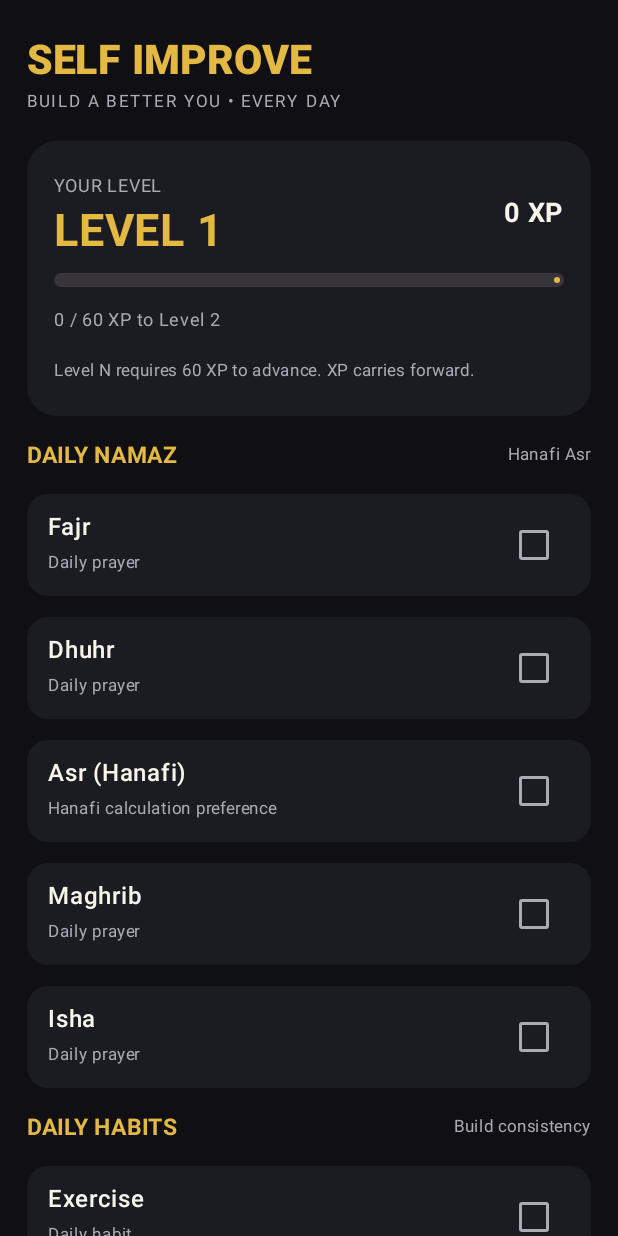
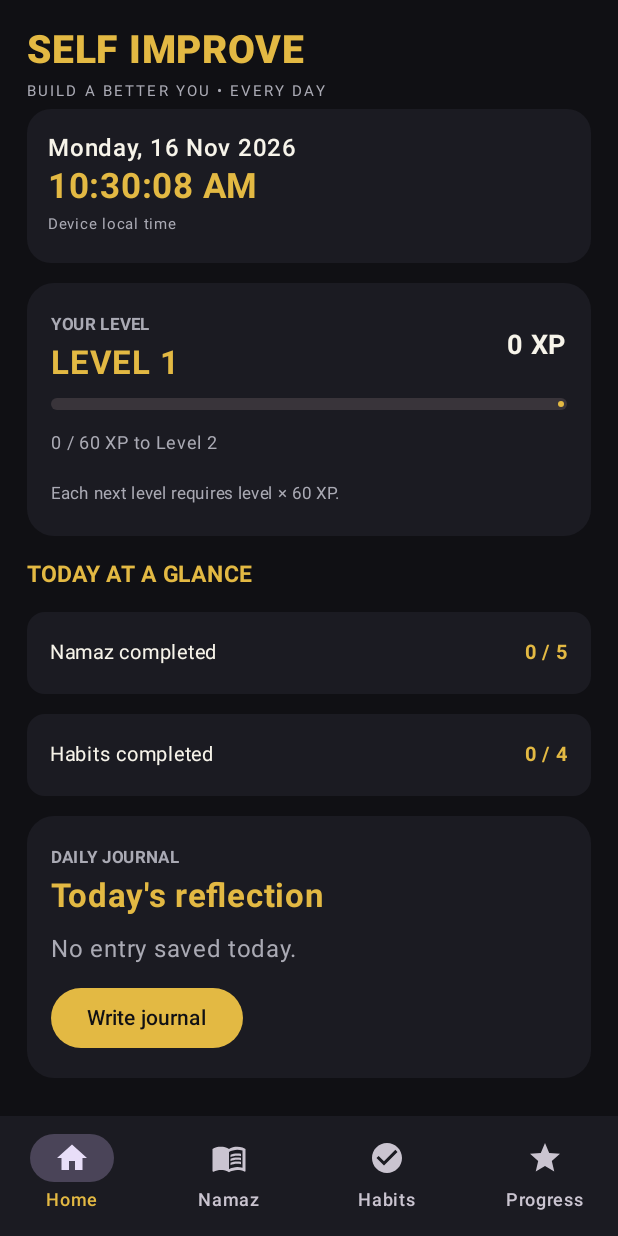
Before and after one commit to sharukhkhan28121-hub/self-improve-android, an Android app built with Jetpack Compose: the screen it shows after launch (MainActivity), on a phone screen of 412 x 824 dp. Run offline under Robolectric (Android 15) with nearby library versions, the phone set to English and light mode, and no system bars.

Commit message:
Add separate app tabs, live date and clock, and automatic daily reset

```diff
--- a/app/src/main/java/com/selfimprove/app/MainActivity.kt
+++ b/app/src/main/java/com/selfimprove/app/MainActivity.kt
@@ -4,10 +4,14 @@ import android.content.Context
 import android.os.Bundle
 import androidx.activity.ComponentActivity
 import androidx.activity.compose.setContent
-import androidx.compose.foundation.background
 import androidx.compose.foundation.layout.*
 import androidx.compose.foundation.lazy.LazyColumn
 import androidx.compose.foundation.shape.RoundedCornerShape
+import androidx.compose.material.icons.Icons
+import androidx.compose.material.icons.filled.CheckCircle
+import androidx.compose.material.icons.filled.Home
+import androidx.compose.material.icons.filled.MenuBook
+import androidx.compose.material.icons.filled.Star
 import androidx.compose.material3.*
 import androidx.compose.runtime.*
 import androidx.compose.ui.Alignment
@@ -16,15 +20,20 @@ import androidx.compose.ui.graphics.Color
 import androidx.compose.ui.text.font.FontWeight
 import androidx.compose.ui.unit.dp
 import androidx.compose.ui.unit.sp
-import androidx.compose.ui.window.Dialog
+import kotlinx.coroutines.delay
 import org.json.JSONArray
-import org.json.JSONObject
+import java.time.LocalDate
+import java.time.LocalDateTime
+import java.time.format.DateTimeFormatter
+import java.util.Locale
 
 private val Ink = Color(0xFF101014)
 private val Panel = Color(0xFF1B1B22)
 private val Gold = Color(0xFFE3B943)
 private val Muted = Color(0xFFAAAAB4)
 private val White = Color(0xFFF7F4EA)
+private val prayers = listOf("Fajr", "Dhuhr", "Asr (Hanafi)", "Maghrib", "Isha")
+private val habits = listOf("Exercise", "Study", "Sleep on time", "Daily journal")
 
 class MainActivity : ComponentActivity() {
     override fun onCreate(savedInstanceState: Bundle?) {
@@ -36,192 +45,215 @@ class MainActivity : ComponentActivity() {
 @Composable
 private fun SelfImproveApp(context: Context) {
     val prefs = remember { context.getSharedPreferences("self_improve", Context.MODE_PRIVATE) }
-    val prayers = listOf("Fajr", "Dhuhr", "Asr (Hanafi)", "Maghrib", "Isha")
-    val habits = listOf("Exercise", "Study", "Sleep on time", "Daily journal")
-    var xp by remember { mutableIntStateOf(prefs.getInt("xp", 0)) }
-    var prayerDone by remember { mutableStateOf(loadFlags(prefs, "prayers", prayers.size)) }
-    var habitDone by remember { mutableStateOf(loadFlags(prefs, "habits", habits.size)) }
-    var journal by remember { mutableStateOf(prefs.getString("journal", "") ?: "") }
+    val today = LocalDate.now().toString()
+    val storedDay = remember { prefs.getString("day", null) }
+    val firstLaunch = storedDay == null
+    val dayChanged = storedDay != null && storedDay != today
+    val oldPrayers = remember { loadFlags(prefs, "prayers", prayers.size) }
+    val openingPenalty = if (dayChanged) oldPrayers.count { !it } * 20 else 0
+
+    var xp by remember { mutableIntStateOf((prefs.getInt("xp", 0) - openingPenalty).coerceAtLeast(0)) }
+    var prayerDone by remember { mutableStateOf(if (dayChanged || firstLaunch) List(prayers.size) { false } else oldPrayers) }
+    var habitDone by remember { mutableStateOf(if (dayChanged || firstLaunch) List(habits.size) { false } else loadFlags(prefs, "habits", habits.size)) }
+    var journal by remember { mutableStateOf(if (dayChanged || firstLaunch) "" else prefs.getString("journal_$today", "") ?: "") }
+    var journalDraft by remember { mutableStateOf(journal) }
     var showJournal by remember { mutableStateOf(false) }
-    var pendingMiss by remember { mutableStateOf<String?>(null) }
-
-    val level = remember(xp) {
-        var remaining = xp.coerceAtLeast(0)
-        var current = 1
-        while (current < 100 && remaining >= current * 60) {
-            remaining -= current * 60
-            current++
-        }
-        current
-    }
-    val xpIntoLevel = remember(xp) {
-        var remaining = xp.coerceAtLeast(0)
-        var current = 1
-        while (current < 100 && remaining >= current * 60) {
-            remaining -= current * 60
-            current++
-        }
-        remaining
-    }
-    val levelTarget = if (level == 100) 0 else level * 60
+    var activeTab by remember { mutableIntStateOf(0) }
+    var now by remember { mutableStateOf(LocalDateTime.now()) }
 
     fun saveXp(value: Int) {
         xp = value.coerceAtLeast(0)
         prefs.edit().putInt("xp", xp).apply()
     }
-    fun setFlag(key: String, index: Int, value: Boolean, list: List<Boolean>) {
-        val updated = list.toMutableList()
-        updated[index] = value
-        if (key == "prayers") prayerDone = updated else habitDone = updated
+
+    fun saveFlags(key: String, values: List<Boolean>) {
         val json = JSONArray()
-        updated.forEach { json.put(it) }
+        values.forEach { json.put(it) }
         prefs.edit().putString(key, json.toString()).apply()
     }
 
-    MaterialTheme(
-        colorScheme = darkColorScheme(
-            background = Ink, surface = Panel, primary = Gold,
-            onPrimary = Ink, onBackground = White, onSurface = White,
-            secondary = Gold
-        )
-    ) {
-        Surface(modifier = Modifier.fillMaxSize(), color = Ink) {
+    fun setPrayer(index: Int, checked: Boolean) {
+        if (prayerDone[index] == checked) return
+        val updated = prayerDone.toMutableList().also { it[index] = checked }
+        prayerDone = updated
+        saveFlags("prayers", updated)
+        saveXp(xp + if (checked) 20 else -20)
+    }
+
+    fun setHabit(index: Int, checked: Boolean) {
+        if (habitDone[index] == checked) return
+        val updated = habitDone.toMutableList().also { it[index] = checked }
+        habitDone = updated
+        saveFlags("habits", updated)
+        saveXp(xp + if (checked) 10 else -10)
+    }
+
+    fun resetDay(newDay: String) {
+        // Every uncompleted prayer is charged 20 XP once at day rollover.
+        saveXp(xp - prayerDone.count { !it } * 20)
+        prayerDone = List(prayers.size) { false }
+        habitDone = List(habits.size) { false }
+        journal = ""
+        journalDraft = ""
+        prefs.edit()
+            .putString("day", newDay)
+            .putString("prayers", JSONArray().apply { repeat(prayers.size) { put(false) } }.toString())
+            .putString("habits", JSONArray().apply { repeat(habits.size) { put(false) } }.toString())
+            .putString("journal_$newDay", "")
+            .apply()
+    }
+
+    LaunchedEffect(Unit) {
+        if (dayChanged) {
+            prefs.edit().putInt("xp", xp).apply()
+            resetDay(today)
+        } else if (firstLaunch) {
+            prefs.edit().putString("day", today).apply()
+            saveFlags("prayers", prayerDone)
+            saveFlags("habits", habitDone)
+        }
+        while (true) {
+            delay(1000)
+            now = LocalDateTime.now()
+            val currentDay = now.toLocalDate().toString()
+            if (prefs.getString("day", currentDay) != currentDay) resetDay(currentDay)
+        }
+    }
+
+    val (level, xpInLevel) = calculateLevel(xp)
+    val dateLabel = now.format(DateTimeFormatter.ofPattern("EEEE, dd MMM yyyy", Locale.ENGLISH))
+    val timeLabel = now.format(DateTimeFormatter.ofPattern("hh:mm:ss a", Locale.ENGLISH))
+
+    MaterialTheme(colorScheme = darkColorScheme(
+        background = Ink, surface = Panel, primary = Gold,
+        onPrimary = Ink, onBackground = White, onSurface = White, secondary = Gold
+    )) {
+        Scaffold(
+            containerColor = Ink,
+            bottomBar = {
+                NavigationBar(containerColor = Panel) {
+                    NavigationBarItem(activeTab == 0, { activeTab = 0 }, icon = { Icon(Icons.Default.Home, null) }, label = { Text("Home") })
+                    NavigationBarItem(activeTab == 1, { activeTab = 1 }, icon = { Icon(Icons.Default.MenuBook, null) }, label = { Text("Namaz") })
+                    NavigationBarItem(activeTab == 2, { activeTab = 2 }, icon = { Icon(Icons.Default.CheckCircle, null) }, label = { Text("Habits") })
+                    NavigationBarItem(activeTab == 3, { activeTab = 3 }, icon = { Icon(Icons.Default.Star, null) }, label = { Text("Progress") })
+                }
+            }
+        ) { padding ->
             LazyColumn(
-                modifier = Modifier.fillMaxSize().padding(horizontal = 18.dp),
-                contentPadding = PaddingValues(top = 24.dp, bottom = 28.dp),
-                verticalArrangement = Arrangement.spacedBy(14.dp)
+                modifier = Modifier.fillMaxSize().padding(padding).padding(horizontal = 18.dp),
+                contentPadding = PaddingValues(top = 18.dp, bottom = 24.dp),
+                verticalArrangement = Arrangement.spacedBy(13.dp)
             ) {
                 item {
-                    Text("SELF IMPROVE", color = Gold, fontSize = 27.sp, fontWeight = FontWeight.Black)
-                    Text("BUILD A BETTER YOU • EVERY DAY", color = Muted, fontSize = 11.sp, letterSpacing = 1.5.sp)
-                }
-                item {
-                    Card(colors = CardDefaults.cardColors(containerColor = Panel), shape = RoundedCornerShape(20.dp)) {
-                        Column(Modifier.padding(18.dp), verticalArrangement = Arrangement.spacedBy(10.dp)) {
-                            Row(verticalAlignment = Alignment.CenterVertically, horizontalArrangement = Arrangement.SpaceBetween, modifier = Modifier.fillMaxWidth()) {
-                                Column {
-                                    Text("YOUR LEVEL", color = Muted, fontSize = 12.sp)
-                                    Text("LEVEL $level", color = Gold, fontSize = 30.sp, fontWeight = FontWeight.Bold)
-                                }
-                                Text("$xp XP", color = White, fontSize = 18.sp, fontWeight = FontWeight.Bold)
-                            }
-                            if (level < 100) {
-                                LinearProgressIndicator(
-                                    progress = { (xpIntoLevel.toFloat() / levelTarget.toFloat()).coerceIn(0f, 1f) },
-                                    modifier = Modifier.fillMaxWidth().height(9.dp),
-                                    color = Gold,
-                                    trackColor = Color(0xFF39343A)
-                                )
-                                Text("$xpIntoLevel / $levelTarget XP to Level ${level + 1}", color = Muted, fontSize = 12.sp)
-                            } else {
-                                Text("ULTIMATE MASTER • MAX LEVEL", color = Gold, fontWeight = FontWeight.Bold)
-                            }
-                            Text("Level N requires ${60 * level} XP to advance. XP carries forward.", color = Muted, fontSize = 11.sp)
+                    Text("SELF IMPROVE", color = Gold, fontSize = 26.sp, fontWeight = FontWeight.Black)
+                    Text("BUILD A BETTER YOU • EVERY DAY", color = Muted, fontSize = 10.sp, letterSpacing = 1.4.sp)
+                    Card(colors = CardDefaults.cardColors(containerColor = Panel), shape = RoundedCornerShape(16.dp)) {
+                        Column(Modifier.fillMaxWidth().padding(14.dp)) {
+                            Text(dateLabel, color = White, fontWeight = FontWeight.SemiBold)
+                            Text(timeLabel, color = Gold, fontSize = 23.sp, fontWeight = FontWeight.Bold)
+                            Text("Device local time", color = Muted, fontSize = 10.sp)
                         }
                     }
                 }
-                item { SectionTitle("DAILY NAMAZ", "Hanafi Asr") }
-                items(prayers.size) { index ->
-                    TrackerRow(
-                        title = prayers[index],
-                        subtitle = if (index == 2) "Hanafi calculation preference" else "Daily prayer",
-                        checked = prayerDone[index],
-                        onChecked = { checked ->
-                            if (checked) {
-                                setFlag("prayers", index, true, prayerDone)
-                                saveXp(xp + 20)
-                            } else pendingMiss = prayers[index]
+                when (activeTab) {
+                    0 -> {
+                        item {
+                            InfoCard("YOUR LEVEL", "LEVEL $level", "$xp XP") {
+                                if (level < 100) {
+                                    LinearProgressIndicator(
+                                        progress = { (xpInLevel.toFloat() / (level * 60).toFloat()).coerceIn(0f, 1f) },
+                                        modifier = Modifier.fillMaxWidth().height(8.dp),
+                                        color = Gold, trackColor = Color(0xFF39343A)
+                                    )
+                                    Text("$xpInLevel / ${level * 60} XP to Level ${level + 1}", color = Muted, fontSize = 12.sp)
+                                } else Text("MAX LEVEL 100", color = Gold, fontWeight = FontWeight.Bold)
+                                Text("Each next level requires level × 60 XP.", color = Muted, fontSize = 11.sp)
+                            }
                         }
-                    )
-                }
-                item { SectionTitle("DAILY HABITS", "Build consistency") }
-                items(habits.size) { index ->
-                    TrackerRow(
-                        title = habits[index],
-                        subtitle = "Daily habit",
-                        checked = habitDone[index],
-                        onChecked = { checked ->
-                            if (checked) {
-                                setFlag("habits", index, true, habitDone)
-                                saveXp(xp + 10)
-                            } else pendingMiss = habits[index]
-                        }
-                    )
-                }
-                item {
-                    Card(colors = CardDefaults.cardColors(containerColor = Panel), shape = RoundedCornerShape(18.dp)) {
-                        Column(Modifier.padding(16.dp), verticalArrangement = Arrangement.spacedBy(8.dp)) {
-                            Text("DAILY JOURNAL", color = Gold, fontWeight = FontWeight.Bold)
-                            Text(if (journal.isBlank()) "Write a short reflection for today." else journal, color = Muted, fontSize = 13.sp, maxLines = 3)
-                            Button(onClick = { showJournal = true }, colors = ButtonDefaults.buttonColors(containerColor = Gold, contentColor = Ink)) {
-                                Text("Open journal")
+                        item { SectionTitle("TODAY AT A GLANCE") }
+                        item { SummaryRow("Namaz completed", "${prayerDone.count { it }} / 5") }
+                        item { SummaryRow("Habits completed", "${habitDone.count { it }} / ${habits.size}") }
+                        item {
+                            InfoCard("DAILY JOURNAL", "Today's reflection", "") {
+                                Text(if (journal.isBlank()) "No entry saved today." else journal, color = Muted, maxLines = 3)
+                                Button(onClick = { journalDraft = journal; showJournal = true }, colors = ButtonDefaults.buttonColors(containerColor = Gold, contentColor = Ink)) { Text("Write journal") }
                             }
                         }
                     }
-                }
-                item {
-                    Text("Note: Prayer times and automatic reminders are not enabled in this starter version.", color = Muted, fontSize = 11.sp)
+                    1 -> {
+                        item { SectionTitle("DAILY NAMAZ • HANAFI ASR") }
+                        item { Text("Each completed prayer earns 20 XP. Each prayer left incomplete at midnight deducts 20 XP.", color = Muted, fontSize = 12.sp) }
+                        items(prayers.size) { i -> TrackerRow(prayers[i], if (i == 2) "Hanafi Asr" else "Daily prayer", prayerDone[i]) { setPrayer(i, it) } }
+                    }
+                    2 -> {
+                        item { SectionTitle("DAILY HABITS") }
+                        item { Text("Each completed habit earns 10 XP. Checklist resets automatically on the next date.", color = Muted, fontSize = 12.sp) }
+                        items(habits.size) { i -> TrackerRow(habits[i], "+10 XP", habitDone[i]) { setHabit(i, it) } }
+                        item {
+                            InfoCard("DAILY JOURNAL", "Today's notes", "") {
+                                Text(if (journal.isBlank()) "No entry saved today." else journal, color = Muted, maxLines = 3)
+                                Button(onClick = { journalDraft = journal; showJournal = true }, colors = ButtonDefaults.buttonColors(containerColor = Gold, contentColor = Ink)) { Text("Open journal") }
+                            }
+                        }
+                    }
+                    else -> {
+                        item {
+                            InfoCard("PROGRESS", "LEVEL $level", "$xp XP") {
+                                Text(if (level == 100) "You reached the maximum level." else "${level * 60 - xpInLevel} XP needed for Level ${level + 1}.", color = Muted)
+                                Text("Level 1 to 100 • XP total carries across days.", color = Muted, fontSize = 12.sp)
+                            }
+                        }
+                        item { SectionTitle("TODAY'S STATS") }
+                        item { SummaryRow("Namaz XP earned", "${prayerDone.count { it } * 20} XP") }
+                        item { SummaryRow("Habit XP earned", "${habitDone.count { it } * 10} XP") }
+                    }
                 }
             }
         }
     }
 
-    if (pendingMiss != null) {
+    if (showJournal) {
         AlertDialog(
-            onDismissRequest = { pendingMiss = null },
-            title = { Text("Confirm missed item?") },
-            text = { Text("Mark ${pendingMiss} as missed? 20 XP will be deducted for Namaz, or 10 XP for a daily habit. No XP will be deducted until you confirm.") },
+            onDismissRequest = { showJournal = false },
+            title = { Text("Daily journal") },
+            text = { OutlinedTextField(value = journalDraft, onValueChange = { journalDraft = it }, label = { Text("Today's reflection") }, minLines = 4) },
             confirmButton = {
                 TextButton(onClick = {
-                    val name = pendingMiss ?: return@TextButton
-                    val pIndex = prayers.indexOf(name)
-                    val hIndex = habits.indexOf(name)
-                    if (pIndex >= 0) setFlag("prayers", pIndex, false, prayerDone)
-                    if (hIndex >= 0) setFlag("habits", hIndex, false, habitDone)
-                    saveXp(xp - if (pIndex >= 0) 20 else 10)
-                    pendingMiss = null
-                }) { Text("Confirm deduction", color = Gold) }
+                    journal = journalDraft
+                    prefs.edit().putString("journal_$today", journal).apply()
+                    showJournal = false
+                }) { Text("Save", color = Gold) }
             },
-            dismissButton = { TextButton(onClick = { pendingMiss = null }) { Text("Cancel") } }
+            dismissButton = { TextButton(onClick = { showJournal = false }) { Text("Cancel") } }
         )
     }
-    if (showJournal) {
-        var draft by remember { mutableStateOf(journal) }
-        Dialog(onDismissRequest = { showJournal = false }) {
-            Card(colors = CardDefaults.cardColors(containerColor = Panel)) {
-                Column(Modifier.padding(18.dp), verticalArrangement = Arrangement.spacedBy(12.dp)) {
-                    Text("Daily journal", color = Gold, fontWeight = FontWeight.Bold)
-                    OutlinedTextField(value = draft, onValueChange = { draft = it }, label = { Text("Today's reflection") }, minLines = 4)
-                    Row(horizontalArrangement = Arrangement.spacedBy(8.dp)) {
-                        TextButton(onClick = { showJournal = false }) { Text("Cancel") }
-                        Button(onClick = {
-                            journal = draft
-                            prefs.edit().putString("journal", journal).apply()
-                            showJournal = false
-                        }, colors = ButtonDefaults.buttonColors(containerColor = Gold, contentColor = Ink)) { Text("Save") }
-                    }
+}
+
+@Composable
+private fun InfoCard(title: String, heading: String, trailing: String, content: @Composable ColumnScope.() -> Unit) {
+    Card(colors = CardDefaults.cardColors(containerColor = Panel), shape = RoundedCornerShape(18.dp)) {
+        Column(Modifier.fillMaxWidth().padding(16.dp), verticalArrangement = Arrangement.spacedBy(10.dp)) {
+            Row(Modifier.fillMaxWidth(), horizontalArrangement = Arrangement.SpaceBetween, verticalAlignment = Alignment.CenterVertically) {
+                Column {
+                    Text(title, color = Muted, fontSize = 11.sp, fontWeight = FontWeight.Bold)
+                    Text(heading, color = Gold, fontSize = 22.sp, fontWeight = FontWeight.Bold)
                 }
+                if (trailing.isNotBlank()) Text(trailing, color = White, fontSize = 18.sp, fontWeight = FontWeight.Bold)
             }
+            content()
         }
     }
 }
 
 @Composable
-private fun SectionTitle(title: String, detail: String) {
-    Row(Modifier.fillMaxWidth(), horizontalArrangement = Arrangement.SpaceBetween, verticalAlignment = Alignment.CenterVertically) {
-        Text(title, color = Gold, fontWeight = FontWeight.Bold, fontSize = 15.sp)
-        Text(detail, color = Muted, fontSize = 11.sp)
-    }
+private fun SectionTitle(title: String) {
+    Text(title, color = Gold, fontWeight = FontWeight.Bold, fontSize = 15.sp)
 }
 
 @Composable
 private fun TrackerRow(title: String, subtitle: String, checked: Boolean, onChecked: (Boolean) -> Unit) {
     Card(colors = CardDefaults.cardColors(containerColor = Panel), shape = RoundedCornerShape(14.dp)) {
-        Row(
-            modifier = Modifier.fillMaxWidth().padding(horizontal = 14.dp, vertical = 10.dp),
-            verticalAlignment = Alignment.CenterVertically,
-            horizontalArrangement = Arrangement.SpaceBetween
-        ) {
+        Row(Modifier.fillMaxWidth().padding(horizontal = 14.dp, vertical = 10.dp), verticalAlignment = Alignment.CenterVertically) {
             Column(Modifier.weight(1f)) {
                 Text(title, color = White, fontWeight = FontWeight.SemiBold)
                 Text(subtitle, color = Muted, fontSize = 11.sp)
@@ -229,6 +261,26 @@ private fun TrackerRow(title: String, subtitle: String, checked: Boolean, onChec
             Checkbox(checked = checked, onCheckedChange = onChecked, colors = CheckboxDefaults.colors(checkedColor = Gold, uncheckedColor = Muted, checkmarkColor = Ink))
         }
     }
+}
+
+@Composable
+private fun SummaryRow(label: String, value: String) {
+    Card(colors = CardDefaults.cardColors(containerColor = Panel), shape = RoundedCornerShape(12.dp)) {
+        Row(Modifier.fillMaxWidth().padding(15.dp), horizontalArrangement = Arrangement.SpaceBetween) {
+            Text(label, color = White, fontSize = 13.sp)
+            Text(value, color = Gold, fontWeight = FontWeight.Bold, fontSize = 13.sp)
+        }
+    }
+}
+
+private fun calculateLevel(totalXp: Int): Pair<Int, Int> {
+    var remaining = totalXp.coerceAtLeast(0)
+    var level = 1
+    while (level < 100 && remaining >= level * 60) {
+        remaining -= level * 60
+        level++
+    }
+    return level to remaining
 }
 
 private fun loadFlags(prefs: android.content.SharedPreferences, key: String, count: Int): List<Boolean> {
```
